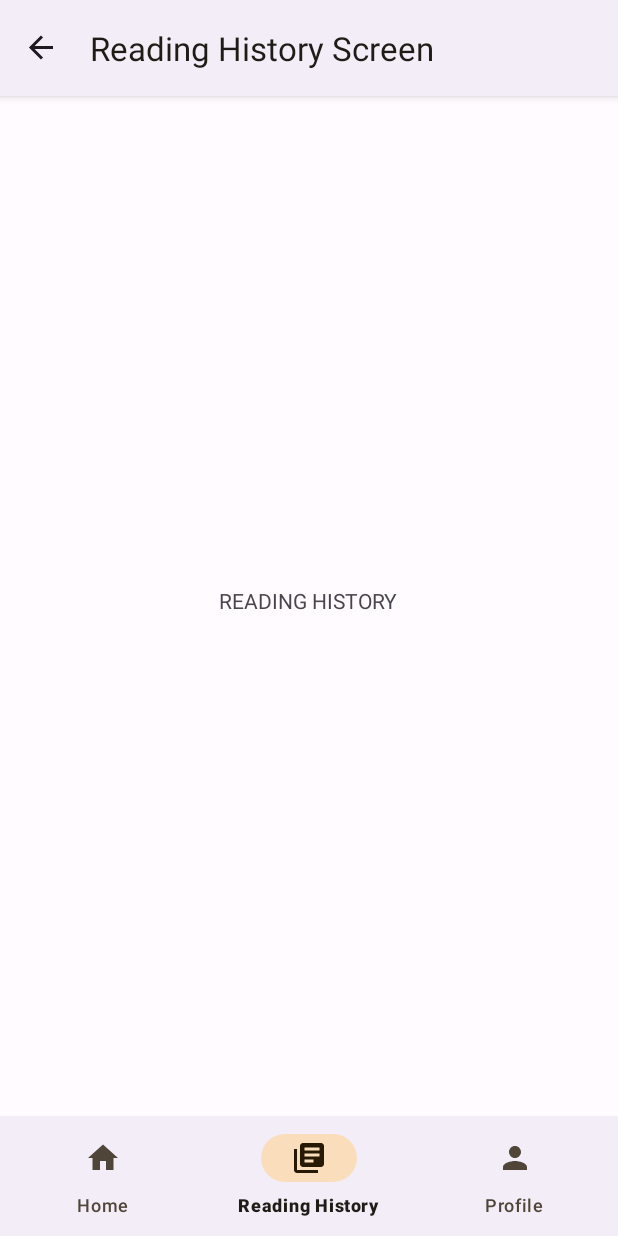
After one commit to stevennchristopher/FinalProjectAdv, an Android app: the ReadingHistoryFragment screen opened through its navigation route, on a phone screen of 412 x 824 dp. The commit adds this screen. Run offline under Robolectric (Android 15) with nearby library versions, the phone set to English and light mode, and no system bars; our stand-ins replace navigation-ui.

Commit message:
navigation, bottomnav, etc

```diff
--- a/app/src/main/AndroidManifest.xml
+++ b/app/src/main/AndroidManifest.xml
@@ -15,6 +15,12 @@
         android:theme="@style/Theme.AdvUTS160421001"
         tools:targetApi="31">
         <activity
+            android:name=".view.HomeMainActivity"
+            android:exported="false" />
+        <activity
+            android:name=".view.HomeFragment"
+            android:exported="false" />
+        <activity
             android:name=".view.MainActivity"
             android:exported="true">
             <intent-filter>
--- /dev/null
+++ b/app/src/main/java/com/example/advuts160421001/view/HomeFragment.kt
@@ -0,0 +1,18 @@
+package com.example.advuts160421001.view
+
+import android.os.Bundle
+import androidx.fragment.app.Fragment
+import android.view.LayoutInflater
+import android.view.View
+import android.view.ViewGroup
+import com.example.advuts160421001.R
+
+class HomeFragment : Fragment() {
+    override fun onCreateView(
+        inflater: LayoutInflater, container: ViewGroup?,
+        savedInstanceState: Bundle?
+    ): View? {
+        // Inflate the layout for this fragment
+        return inflater.inflate(R.layout.fragment_home, container, false)
+    }
+}
--- /dev/null
+++ b/app/src/main/java/com/example/advuts160421001/view/HomeMainActivity.kt
@@ -0,0 +1,36 @@
+package com.example.advuts160421001.view
+
+import androidx.appcompat.app.AppCompatActivity
+import android.os.Bundle
+import android.util.Log
+import androidx.navigation.NavController
+import androidx.navigation.fragment.NavHostFragment
+import androidx.navigation.ui.NavigationUI
+import androidx.navigation.ui.setupWithNavController
+import com.example.advuts160421001.R
+import com.example.advuts160421001.databinding.ActivityHomeMainBinding
+
+class HomeMainActivity : AppCompatActivity() {
+    private lateinit var binding: ActivityHomeMainBinding
+    private lateinit var navController: NavController
+    override fun onCreate(savedInstanceState: Bundle?) {
+        super.onCreate(savedInstanceState)
+        binding = ActivityHomeMainBinding.inflate(layoutInflater)
+        val view = binding.root
+        setContentView(view)
+
+        navController = (supportFragmentManager.findFragmentById(R.id.hostHomeFragment) as NavHostFragment).navController
+
+        binding.bottomNav.setupWithNavController(navController)
+
+        NavigationUI.setupActionBarWithNavController(this, navController, binding.drawerLayout)
+        NavigationUI.setupWithNavController(binding.navView, navController)
+
+        Log.d("test", "masuk")
+    }
+
+    override fun onSupportNavigateUp(): Boolean {
+        return NavigationUI.navigateUp(navController, binding.drawerLayout)
+                || super.onSupportNavigateUp()
+    }
+}
--- /dev/null
+++ b/app/src/main/java/com/example/advuts160421001/view/ReadingHistoryFragment.kt
@@ -0,0 +1,18 @@
+package com.example.advuts160421001.view
+
+import android.os.Bundle
+import androidx.fragment.app.Fragment
+import android.view.LayoutInflater
+import android.view.View
+import android.view.ViewGroup
+import com.example.advuts160421001.R
+
+class ReadingHistoryFragment : Fragment() {
+    override fun onCreateView(
+        inflater: LayoutInflater, container: ViewGroup?,
+        savedInstanceState: Bundle?
+    ): View? {
+        // Inflate the layout for this fragment
+        return inflater.inflate(R.layout.fragment_reading_history, container, false)
+    }
+}
--- /dev/null
+++ b/app/src/main/res/drawable/baseline_home_24.xml
@@ -0,0 +1,5 @@
+<vector android:height="24dp" android:tint="#000000"
+    android:viewportHeight="24" android:viewportWidth="24"
+    android:width="24dp" xmlns:android="http://schemas.android.com/apk/res/android">
+    <path android:fillColor="@android:color/white" android:pathData="M10,20v-6h4v6h5v-8h3L12,3 2,12h3v8z"/>
+</vector>
--- /dev/null
+++ b/app/src/main/res/drawable/baseline_library_books_24.xml
@@ -0,0 +1,5 @@
+<vector android:autoMirrored="true" android:height="24dp"
+    android:tint="#000000" android:viewportHeight="24"
+    android:viewportWidth="24" android:width="24dp" xmlns:android="http://schemas.android.com/apk/res/android">
+    <path android:fillColor="@android:color/white" android:pathData="M4,6L2,6v14c0,1.1 0.9,2 2,2h14v-2L4,20L4,6zM20,2L8,2c-1.1,0 -2,0.9 -2,2v12c0,1.1 0.9,2 2,2h12c1.1,0 2,-0.9 2,-2L22,4c0,-1.1 -0.9,-2 -2,-2zM19,11L9,11L9,9h10v2zM15,15L9,15v-2h6v2zM19,7L9,7L9,5h10v2z"/>
+</vector>
--- /dev/null
+++ b/app/src/main/res/drawable/baseline_person_24.xml
@@ -0,0 +1,5 @@
+<vector android:height="24dp" android:tint="#000000"
+    android:viewportHeight="24" android:viewportWidth="24"
+    android:width="24dp" xmlns:android="http://schemas.android.com/apk/res/android">
+    <path android:fillColor="@android:color/white" android:pathData="M12,12c2.21,0 4,-1.79 4,-4s-1.79,-4 -4,-4 -4,1.79 -4,4 1.79,4 4,4zM12,14c-2.67,0 -8,1.34 -8,4v2h16v-2c0,-2.66 -5.33,-4 -8,-4z"/>
+</vector>
--- /dev/null
+++ b/app/src/main/res/layout/activity_home_main.xml
@@ -0,0 +1,46 @@
+<?xml version="1.0" encoding="utf-8"?>
+
+<androidx.drawerlayout.widget.DrawerLayout xmlns:android="http://schemas.android.com/apk/res/android"
+    xmlns:app="http://schemas.android.com/apk/res-auto"
+    xmlns:tools="http://schemas.android.com/tools"
+    android:id="@+id/drawerLayout"
+    android:layout_width="match_parent"
+    android:layout_height="match_parent"
+    android:fitsSystemWindows="true">
+
+    <androidx.constraintlayout.widget.ConstraintLayout
+    android:layout_width="match_parent"
+    android:layout_height="match_parent"
+    tools:context=".view.HomeMainActivity">
+
+        <androidx.fragment.app.FragmentContainerView
+            android:id="@+id/hostHomeFragment"
+            android:name="androidx.navigation.fragment.NavHostFragment"
+            android:layout_width="0dp"
+            android:layout_height="0dp"
+            app:defaultNavHost="true"
+            app:layout_constraintBottom_toBottomOf="parent"
+            app:layout_constraintEnd_toEndOf="parent"
+            app:layout_constraintStart_toStartOf="parent"
+            app:layout_constraintTop_toTopOf="parent"
+            app:navGraph="@navigation/home_navigation" />
+
+    <com.google.android.material.bottomnavigation.BottomNavigationView
+        android:id="@+id/bottomNav"
+        android:layout_width="0dp"
+        android:layout_height="wrap_content"
+        app:layout_constraintBottom_toBottomOf="parent"
+        app:layout_constraintEnd_toEndOf="parent"
+        app:layout_constraintStart_toStartOf="parent"
+        app:menu="@menu/bottom_menu" />
+
+</androidx.constraintlayout.widget.ConstraintLayout>
+
+    <com.google.android.material.navigation.NavigationView
+        android:id="@+id/navView"
+        android:layout_width="wrap_content"
+        android:layout_height="match_parent"
+        android:layout_gravity="start"
+        app:menu="@menu/bottom_menu" />
+
+</androidx.drawerlayout.widget.DrawerLayout>
--- /dev/null
+++ b/app/src/main/res/layout/fragment_reading_history.xml
@@ -0,0 +1,25 @@
+<?xml version="1.0" encoding="utf-8"?>
+<FrameLayout xmlns:android="http://schemas.android.com/apk/res/android"
+    xmlns:app="http://schemas.android.com/apk/res-auto"
+    xmlns:tools="http://schemas.android.com/tools"
+    android:layout_width="match_parent"
+    android:layout_height="match_parent"
+    tools:context=".view.ReadingHistoryFragment">
+
+    <androidx.constraintlayout.widget.ConstraintLayout
+        android:layout_width="match_parent"
+        android:layout_height="match_parent">
+
+        <TextView
+            android:id="@+id/textView5"
+            android:layout_width="wrap_content"
+            android:layout_height="wrap_content"
+            android:text="READING HISTORY"
+            app:layout_constraintBottom_toBottomOf="parent"
+            app:layout_constraintEnd_toEndOf="parent"
+            app:layout_constraintHorizontal_bias="0.498"
+            app:layout_constraintStart_toStartOf="parent"
+            app:layout_constraintTop_toTopOf="parent"
+            app:layout_constraintVertical_bias="0.441" />
+    </androidx.constraintlayout.widget.ConstraintLayout>
+</FrameLayout>
--- /dev/null
+++ b/app/src/main/res/menu/bottom_menu.xml
@@ -0,0 +1,20 @@
+<?xml version="1.0" encoding="utf-8"?>
+<menu xmlns:app="http://schemas.android.com/apk/res-auto"
+    xmlns:android="http://schemas.android.com/apk/res/android">
+
+    <item
+        android:id="@+id/itemHome"
+        android:icon="@drawable/baseline_home_24"
+        android:title="Home"
+        app:showAsAction="always" />
+    <item
+        android:id="@+id/itemReadHistory"
+        android:icon="@drawable/baseline_library_books_24"
+        android:title="Reading History"
+        app:showAsAction="always" />
+    <item
+        android:id="@+id/itemProfile"
+        android:icon="@drawable/baseline_person_24"
+        android:title="Profile"
+        app:showAsAction="always" />
+</menu>
--- a/app/src/main/res/navigation/hobby_navigation.xml
+++ b/app/src/main/res/navigation/hobby_navigation.xml
@@ -12,6 +12,9 @@
         <action
             android:id="@+id/actionSignUpDirections"
             app:destination="@id/signUpFragment" />
+        <action
+            android:id="@+id/actionSignInToHome"
+            app:destination="@id/home_navigation" />
     </fragment>
     <fragment
         android:id="@+id/signUpFragment"
@@ -24,4 +27,5 @@
             app:popUpTo="@id/signInFragment"
             app:popUpToInclusive="true" />
     </fragment>
+    <include app:graph="@navigation/home_navigation" />
 </navigation>
--- /dev/null
+++ b/app/src/main/res/navigation/home_navigation.xml
@@ -0,0 +1,22 @@
+<?xml version="1.0" encoding="utf-8"?>
+<navigation xmlns:android="http://schemas.android.com/apk/res/android"
+    xmlns:app="http://schemas.android.com/apk/res-auto"
+    xmlns:tools="http://schemas.android.com/tools"
+    android:id="@+id/home_navigation"
+    app:startDestination="@id/itemHome">
+    <fragment
+        android:id="@+id/itemHome"
+        android:name="com.example.advuts160421001.view.HomeFragment"
+        android:label="Home Screen"
+        tools:layout="@layout/fragment_home" />
+    <fragment
+        android:id="@+id/itemReadHistory"
+        android:name="com.example.advuts160421001.view.ReadingHistoryFragment"
+        android:label="Reading History Screen"
+        tools:layout="@layout/fragment_reading_history" />
+    <fragment
+        android:id="@+id/itemProfile"
+        android:name="com.example.advuts160421001.view.ProfileFragment"
+        android:label="Profile Screen"
+        tools:layout="@layout/fragment_profile" />
+</navigation>
```
Also changed, not shown: app/src/main/java/com/example/advuts160421001/view/ProfileFragment.kt (added, +18 -0 lines), app/src/main/java/com/example/advuts160421001/view/SignInFragment.kt (+7 -0 lines), app/src/main/res/layout/berita_list_item.xml (added, +84 -0 lines), app/src/main/res/layout/fragment_home.xml (added, +16 -0 lines), app/src/main/res/layout/fragment_profile.xml (added, +25 -0 lines).
